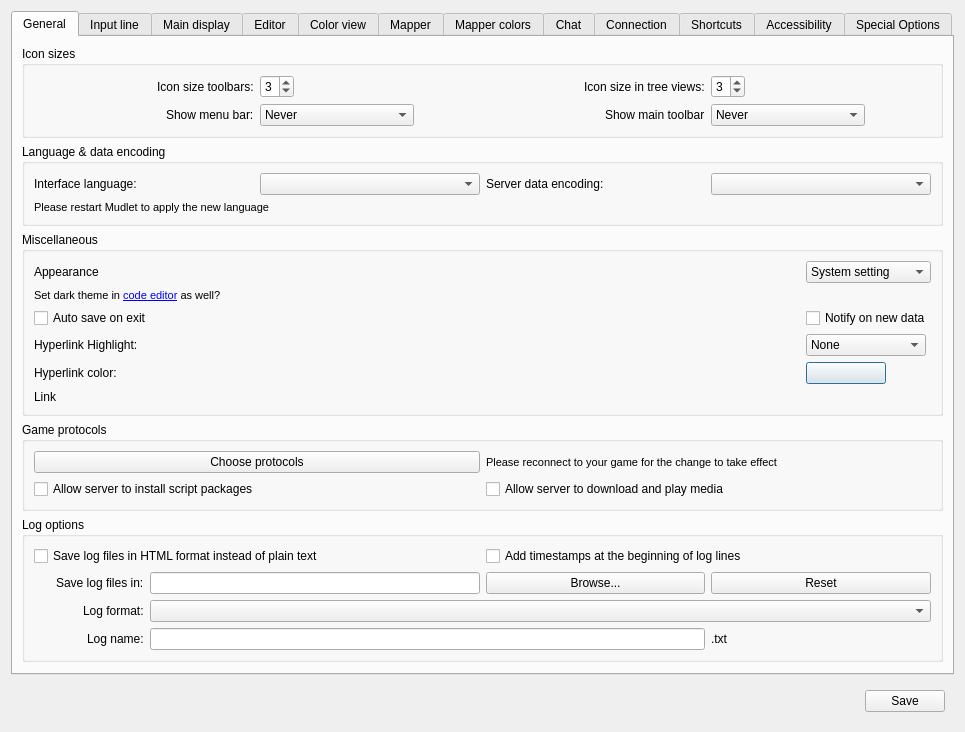
Before: the Qt Designer form src/ui/profile_preferences.ui in sammerpetria/Mudlet, drawn with Qt 5.
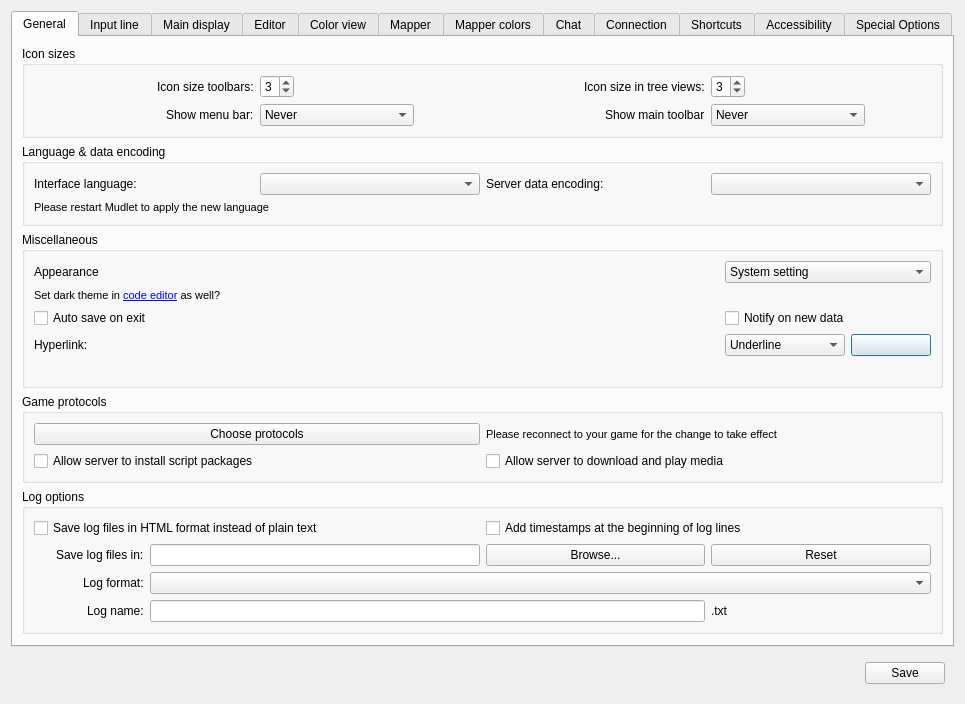
After: the same form once the commit is applied. Icons and pictures are not drawn. Custom widgets are drawn as their Qt base class.

Commit message: Adjust hyperlink settings layout

```diff
--- a/src/ui/profile_preferences.ui
+++ b/src/ui/profile_preferences.ui
@@ -299,7 +299,7 @@
           <item row="3" column="0">
            <widget class="QLabel" name="label_hyperlinkHighlight">
             <property name="text">
-             <string>Hyperlink Highlight:</string>
+             <string>Hyperlink:</string>
             </property>
             <property name="buddy">
              <cstring>comboBox_hyperlinkStyle</cstring>
@@ -307,6 +307,8 @@
            </widget>
           </item>
           <item row="3" column="1">
+           <layout class="QHBoxLayout" name="layout_hyperlink">
+            <item>
            <widget class="QComboBox" name="comboBox_hyperlinkStyle">
             <property name="maximumSize">
              <size>
@@ -314,6 +316,9 @@
               <height>16777215</height>
              </size>
             </property>
+              <property name="currentIndex">
+               <number>1</number>
+              </property>
             <item>
              <property name="text">
               <string>None</string>
@@ -336,17 +341,7 @@
             </item>
            </widget>
           </item>
-          <item row="4" column="0">
-           <widget class="QLabel" name="label_hyperlinkColor">
-            <property name="text">
-             <string>Hyperlink color:</string>
-            </property>
-            <property name="buddy">
-             <cstring>pushButton_hyperlinkFgColor</cstring>
-            </property>
-           </widget>
-          </item>
-          <item row="4" column="1">
+            <item>
            <widget class="QPushButton" name="pushButton_hyperlinkFgColor">
             <property name="maximumSize">
              <size>
@@ -362,10 +357,12 @@
             </property>
            </widget>
           </item>
-          <item row="5" column="0" colspan="2">
+           </layout>
+          </item>
+          <item row="4" column="0" colspan="2">
            <widget class="QLabel" name="label_hyperlinkExample">
             <property name="text">
-             <string>Link </string>
+             <string/>
             </property>
            </widget>
           </item>
```
Lines whose indentation alone changed are shown as unchanged.
